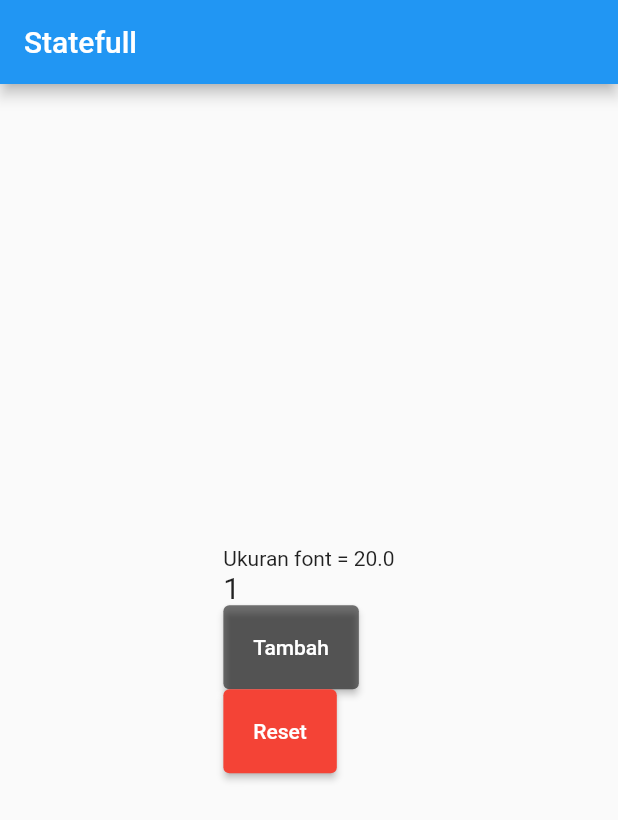
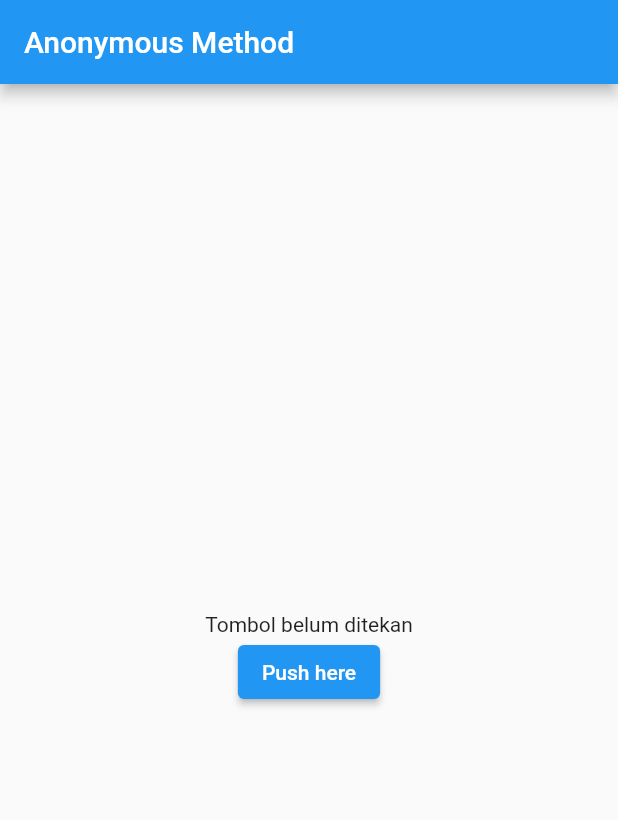
Before and after one commit to gunzxx/Flutter-Learn, a Flutter app: the screen it shows after launch, on a phone screen of 412 x 824 dp. Shown: the top 820 px of the screen. Run offline on Flutter 3.47's test engine with Material 2 defaults, Android fonts, the phone set to English and light mode, and no system bars.

Commit message:
anonymous method end

```diff
--- a/f_01/lib/main.dart
+++ b/f_01/lib/main.dart
@@ -9,22 +9,14 @@ class MyApp extends StatefulWidget {
   State<MyApp> createState() => _MyAppState();
 }
 
-const Text title = Text("Statefull");
+const Text title = Text("Anonymous Method");
 
 class _MyAppState extends State<MyApp> {
-  int number = 1;
-  double ukuranFont = 20.0;
-  void tambahAngka() {
+  String message = 'Tombol belum ditekan';
+
+  void tekanTombol() {
     setState(() {
-      number++;
-      ukuranFont = ukuranFont + number.toDouble();
-    });
-  }
-
-  void resetAngka() {
-    setState(() {
-      number = 1;
-      ukuranFont = 20.0;
+      message = "Tombol sudah ditekan";
     });
   }
 
@@ -43,30 +35,16 @@ class _MyAppState extends State<MyApp> {
         body: Center(
           child: Column(
             mainAxisAlignment: MainAxisAlignment.center,
-            crossAxisAlignment: CrossAxisAlignment.start,
-            mainAxisSize: MainAxisSize.max,
             children: [
-              Text("Ukuran font = $ukuranFont"),
-              Text(
-                number.toString(),
-                style: TextStyle(fontSize: ukuranFont),
-              ),
+              Text(message),
               ElevatedButton(
-                style: ElevatedButton.styleFrom(
-                  backgroundColor: Colors.black54,
-                  padding: EdgeInsets.all(20),
-                ),
-                onPressed: tambahAngka,
-                child: Text("Tambah"),
-              ),
-              ElevatedButton(
-                style: ElevatedButton.styleFrom(
-                  backgroundColor: Colors.red,
-                  padding: EdgeInsets.all(20),
-                ),
-                onPressed: resetAngka,
-                child: Text("Reset"),
-              ),
+                onPressed: () {
+                  setState(() {
+                    message = "Tombol sudah ditekan";
+                  });
+                },
+                child: Text("Push here"),
+              )
             ],
           ),
         ),
```
